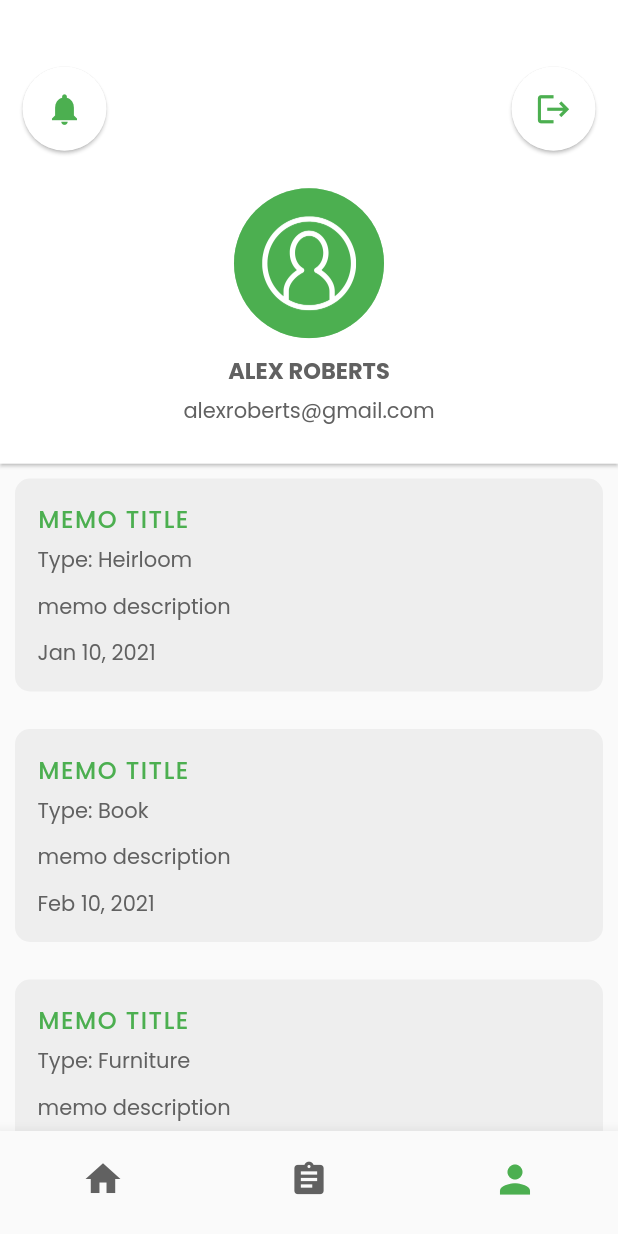
After one commit to Jonathan-Multivurse/Memo, a Flutter app: the App screen opened by its route, item 3 of the bottom bar chosen, on a phone screen of 412 x 824 dp. The commit adds this screen. Run offline on Flutter 3.47's test engine with Material 2 defaults, Android fonts, the phone set to English and light mode, and no system bars; our stand-ins replace bloc, carousel_slider, cloud_firestore, firebase_auth, firebase_core, flutter_bloc and 3 more; missing offline and left inert: cloud_firestore_web, firebase_auth_web, firebase_core_web, image_picker_for_web, shared_preferences_web; accounts and stored records are empty.

Commit message:
account update

```diff
--- a/lib/app.dart
+++ b/lib/app.dart
@@ -1,4 +1,5 @@
 import 'package:flutter/material.dart';
+import 'package:ppm/screens/account.dart';
 import 'package:ppm/screens/home.dart';
 
 class App extends StatefulWidget {
@@ -18,7 +19,7 @@ class _AppState extends State<App> {
   static List<Widget> _widgetOptions = <Widget>[
     Container(child: Home()),
     Container(child: Center(child: Text('Tasks'))),
-    Container(child: Center(child: Text('Account'))),
+    Container(child: Account()),
   ];
 
   @override
--- /dev/null
+++ b/lib/components/avatar_model.dart
@@ -0,0 +1,22 @@
+import 'package:flutter/material.dart';
+
+class AvatarModel extends StatelessWidget {
+  final double radius;
+  final AssetImage image;
+  const AvatarModel({
+    Key? key,
+    required this.radius,
+    required this.image,
+  }) : super(key: key);
+
+  @override
+  Widget build(BuildContext context) {
+    return Container(
+      padding: EdgeInsets.all(5),
+      child: CircleAvatar(
+          backgroundColor: Colors.green[200],
+          radius: radius,
+          backgroundImage: image),
+    );
+  }
+}
--- a/lib/components/fab_button_model.dart
+++ b/lib/components/fab_button_model.dart
@@ -2,35 +2,24 @@ import 'package:flutter/material.dart';
 
 class FabButtonModel extends StatelessWidget {
   final void Function() onPressed;
-  final Color background;
-  final Color hover;
   final Widget child;
-  final bool mini;
   final String tag;
-  final double elevation;
-  final double hoverElevation;
-  const FabButtonModel(
-      {Key? key,
-      required this.onPressed,
-      required this.background,
-      required this.hover,
-      required this.child,
-      required this.mini,
-      required this.tag,
-      required this.elevation,
-      required this.hoverElevation})
-      : super(key: key);
+  const FabButtonModel({
+    Key? key,
+    required this.onPressed,
+    required this.child,
+    required this.tag,
+  }) : super(key: key);
 
   @override
   Widget build(BuildContext context) {
     return FloatingActionButton(
       heroTag: tag,
-      mini: mini,
-      hoverColor: hover,
-      backgroundColor: background,
+      mini: false,
+      backgroundColor: Colors.white,
       child: child,
-      elevation: elevation,
-      hoverElevation: hoverElevation,
+      elevation: 1,
+      hoverElevation: 0.5,
       focusElevation: 0,
       highlightElevation: 0,
       onPressed: onPressed,
--- /dev/null
+++ b/lib/screens/account.dart
@@ -0,0 +1,69 @@
+import 'package:flutter/material.dart';
+import 'package:ppm/widgets/account/account_details.dart';
+import 'package:ppm/widgets/account/memo_tile.dart';
+
+class Account extends StatefulWidget {
+  const Account({Key? key}) : super(key: key);
+
+  @override
+  _AccountState createState() => _AccountState();
+}
+
+class _AccountState extends State<Account> {
+  List<String> tileImages = [
+    'lib/assets/images/heirlooms.png',
+    'lib/assets/images/collectibles.png',
+    'lib/assets/images/books.png',
+    'lib/assets/images/furniture.png',
+    'lib/assets/images/jewelry.png',
+  ];
+  List<String> title = [
+    'memo title',
+    'memo title',
+    'memo title',
+    'memo title',
+    'memo title'
+  ];
+
+  List<String> type = [
+    'Heirloom',
+    'Book',
+    'Furniture',
+    'Jewelry',
+    'Collectibles',
+  ];
+  List<String> details = [
+    'memo description',
+    'memo description',
+    'memo description',
+    'memo description',
+    'memo description',
+  ];
+
+  List<String> date = [
+    'Jan 10, 2021',
+    'Feb 10, 2021',
+    'Mar 10, 2021',
+    'Apr 10, 2021',
+    'May 10, 2021',
+  ];
+  @override
+  Widget build(BuildContext context) {
+    return WillPopScope(
+      onWillPop: () async => false,
+      child: Container(
+        child: Column(
+          children: [
+            AccountDetails(),
+            MemoTile(
+              title: title,
+              type: type,
+              detials: details,
+              date: date,
+            ),
+          ],
+        ),
+      ),
+    );
+  }
+}
--- a/lib/screens/authentication.dart
+++ b/lib/screens/authentication.dart
@@ -6,6 +6,7 @@ class AuthScreen extends StatelessWidget {
 
   @override
   Widget build(BuildContext context) {
-    return Container(child: AuthForm());
+    return WillPopScope(
+        onWillPop: () async => false, child: Container(child: AuthForm()));
   }
 }
--- a/lib/theme/theme.dart
+++ b/lib/theme/theme.dart
@@ -44,7 +44,7 @@ final ThemeData theme = ThemeData(
     ),
     subtitle1: TextStyle(
       color: Colors.grey[700],
-      fontSize: 14,
+      fontSize: 15,
       fontFamily: "Bold",
     ),
     subtitle2: TextStyle(
--- /dev/null
+++ b/lib/widgets/account/account_details.dart
@@ -0,0 +1,100 @@
+import 'package:flutter/material.dart';
+import 'package:ppm/components/avatar_model.dart';
+import 'package:ppm/components/fab_button_model.dart';
+import 'package:ppm/components/logout_confirmation_model.dart';
+import 'package:ppm/routes/routes.dart';
+import 'package:ppm/theme/theme.dart';
+
+class AccountDetails extends StatefulWidget {
+  const AccountDetails({Key? key}) : super(key: key);
+
+  @override
+  _AccountDetailsState createState() => _AccountDetailsState();
+}
+
+class _AccountDetailsState extends State<AccountDetails> {
+  @override
+  Widget build(BuildContext context) {
+    var device = MediaQuery.of(context).size;
+    var height = device.width;
+    return Column(
+      children: [
+        Material(
+          elevation: 1,
+          child: Container(
+            height: height * 0.75,
+            color: Colors.white,
+            child: Column(
+              mainAxisAlignment: MainAxisAlignment.center,
+              children: [
+                Container(
+                  padding: EdgeInsets.only(left: 15, right: 15, top: 20),
+                  child: Row(
+                    mainAxisAlignment: MainAxisAlignment.spaceBetween,
+                    crossAxisAlignment: CrossAxisAlignment.start,
+                    children: [
+                      FabButtonModel(
+                        tag: 'tag1',
+                        onPressed: () {},
+                        child: Icon(
+                          Icons.notifications,
+                          color: Colors.green[500],
+                          size: 25,
+                        ),
+                      ),
+                      FabButtonModel(
+                        tag: 'tag2',
+                        onPressed: () {
+                          showDialog(
+                              context: context,
+                              builder: (BuildContext context) {
+                                return Center(
+                                    child: ConfirmationModel(
+                                        title: 'Account Logout',
+                                        data:
+                                            'Are you sure you want to logout?',
+                                        height: 225,
+                                        width: 300,
+                                        padding: EdgeInsets.all(20),
+                                        button: 'Yes',
+                                        onPressed: () {
+                                          Navigator.pushNamed(
+                                              context, AuthenticationRoute);
+                                        }));
+                              });
+                        },
+                        child: Icon(
+                          Icons.logout,
+                          color: Colors.green[500],
+                          size: 25,
+                        ),
+                      ),
+                    ],
+                  ),
+                ),
+                SizedBox(height: 20),
+                AvatarModel(
+                  image: AssetImage(
+                    'lib/assets/images/user.png',
+                  ),
+                  radius: 50,
+                ),
+                Container(
+                  padding: EdgeInsets.only(top: 5),
+                  child: Text('Alex Roberts'.toUpperCase(),
+                      style: theme.textTheme.subtitle1),
+                ),
+                Container(
+                  padding: EdgeInsets.only(top: 5),
+                  child: Text('alexroberts@gmail.com',
+                      style: theme.textTheme.subtitle2),
+                ),
+              ],
+            ),
+          ),
+        ),
+        Container()
+      ],
+    );
+  }
+}
--- /dev/null
+++ b/lib/widgets/account/memo_tile.dart
@@ -0,0 +1,75 @@
+import 'package:flutter/material.dart';
+import 'package:ppm/components/tile_model.dart';
+import 'package:ppm/theme/theme.dart';
+
+class MemoTile extends StatefulWidget {
+  final List<String> title;
+  final List<String> type;
+  final List<String> detials;
+  final List<String> date;
+
+  const MemoTile({
+    Key? key,
+    required this.title,
+    required this.type,
+    required this.detials,
+    required this.date,
+  }) : super(key: key);
+
+  @override
+  _MemoTileState createState() => _MemoTileState();
+}
+
+class _MemoTileState extends State<MemoTile> {
+  @override
+  Widget build(BuildContext context) {
+    return Expanded(
+      child: ListView.builder(
+          itemCount: widget.title.length,
+          itemBuilder: (BuildContext context, int index) {
+            return Container(
+              margin: EdgeInsets.fromLTRB(10.0, 10.0, 10.0, 15.0),
+              padding: EdgeInsets.all(0),
+              child: TileModel(
+                title: Padding(
+                  padding: const EdgeInsets.all(15),
+                  child: Row(
+                    mainAxisAlignment: MainAxisAlignment.spaceBetween,
+                    crossAxisAlignment: CrossAxisAlignment.start,
+                    children: [
+                      Expanded(
+                          child: Column(
+                        mainAxisAlignment: MainAxisAlignment.center,
+                        crossAxisAlignment: CrossAxisAlignment.start,
+                        children: [
+                          Text(
+                            widget.title[index].toUpperCase(),
+                            style: theme.textTheme.headline3,
+                          ),
+                          SizedBox(height: 5),
+                          Text(
+                            'Type: '+widget.type[index],
+                            style: theme.textTheme.subtitle2,
+                          ),
+                          SizedBox(height: 10),
+                          Text(
+                            widget.detials[index],
+                            style: theme.textTheme.subtitle2,
+                          ),
+                          SizedBox(height: 10),
+                          Text(
+                            widget.date[index],
+                            style: theme.textTheme.subtitle2,
+                          )
+                        ],
+                      )),
+                    ],
+                  ),
+                ),
+                onTap: () {},
+              ),
+            );
+          }),
+    );
+  }
+}
```
Also changed, not shown: lib/components/circular_frame_model.dart (deleted, +0 -29 lines), lib/components/logout_confirmation_model.dart (added, +75 -0 lines), lib/screens/home.dart (+10 -6 lines), lib/assets/images/user.png (added), 2 other files.
